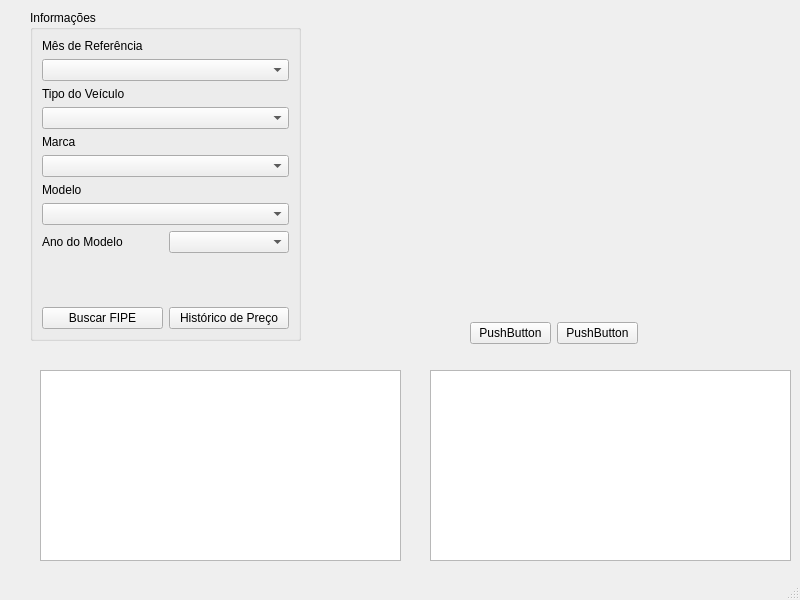
Old version of the form mainwindow.ui in the repository walter-agostinho/Vehicle_Searching.
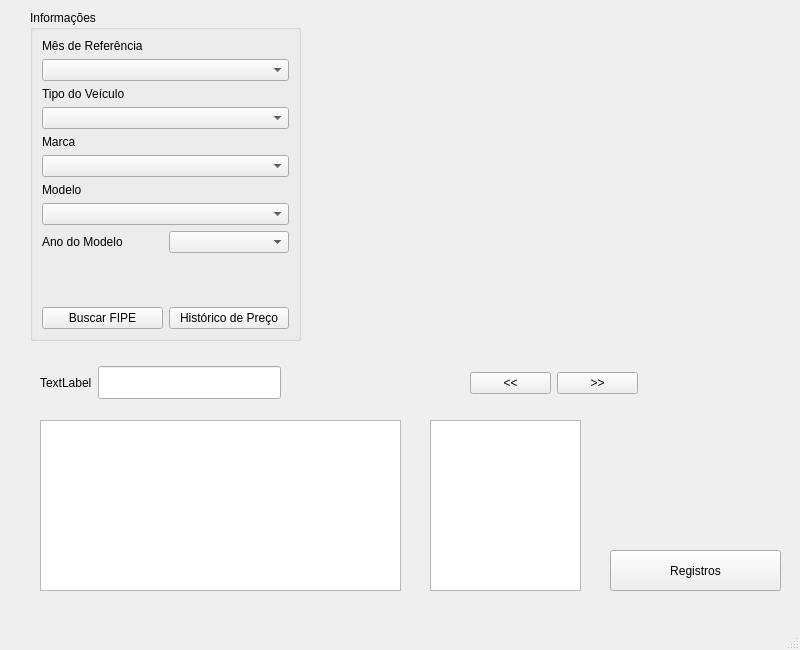
New version of the form.

Commit message: improve on mainwindow layout

```diff
--- a/mainwindow.ui
+++ b/mainwindow.ui
@@ -7,7 +7,7 @@
     <x>0</x>
     <y>0</y>
     <width>800</width>
-    <height>600</height>
+    <height>650</height>
    </rect>
   </property>
   <property name="windowTitle">
@@ -18,7 +18,7 @@
     <property name="geometry">
      <rect>
       <x>350</x>
-      <y>10</y>
+      <y>40</y>
       <width>400</width>
       <height>300</height>
      </rect>
@@ -131,27 +131,32 @@
     <property name="geometry">
      <rect>
       <x>40</x>
-      <y>370</y>
+      <y>420</y>
       <width>361</width>
-      <height>191</height>
+      <height>171</height>
      </rect>
     </property>
+    <property name="font">
+     <font>
+      <pointsize>12</pointsize>
+     </font>
+    </property>
    </widget>
    <widget class="QPlainTextEdit" name="priceHistoryPlainTextEdit">
     <property name="geometry">
      <rect>
       <x>430</x>
-      <y>370</y>
-      <width>361</width>
-      <height>191</height>
+      <y>420</y>
+      <width>151</width>
+      <height>171</height>
      </rect>
     </property>
    </widget>
-   <widget class="QWidget" name="">
+   <widget class="QWidget" name="layoutWidget">
     <property name="geometry">
      <rect>
       <x>470</x>
-      <y>320</y>
+      <y>370</y>
       <width>168</width>
       <height>26</height>
      </rect>
@@ -160,14 +165,55 @@
      <item>
       <widget class="QPushButton" name="previousImageButton">
        <property name="text">
-        <string>PushButton</string>
+        <string>&lt;&lt;</string>
        </property>
       </widget>
      </item>
      <item>
       <widget class="QPushButton" name="nextImageButton">
        <property name="text">
-        <string>PushButton</string>
+        <string>&gt;&gt;</string>
+       </property>
+      </widget>
+     </item>
+    </layout>
+   </widget>
+   <widget class="QPushButton" name="pushButton">
+    <property name="geometry">
+     <rect>
+      <x>610</x>
+      <y>550</y>
+      <width>171</width>
+      <height>41</height>
+     </rect>
+    </property>
+    <property name="text">
+     <string>Registros</string>
+    </property>
+   </widget>
+   <widget class="QWidget" name="layoutWidget">
+    <property name="geometry">
+     <rect>
+      <x>40</x>
+      <y>360</y>
+      <width>241</width>
+      <height>46</height>
+     </rect>
+    </property>
+    <layout class="QHBoxLayout" name="horizontalLayout_4">
+     <item>
+      <widget class="QLabel" name="label_4">
+       <property name="text">
+        <string>TextLabel</string>
+       </property>
+      </widget>
+     </item>
+     <item>
+      <widget class="QLineEdit" name="priceLineEdit">
+       <property name="font">
+        <font>
+         <pointsize>16</pointsize>
+        </font>
        </property>
       </widget>
      </item>
```
The commit also changes 2 other files.
